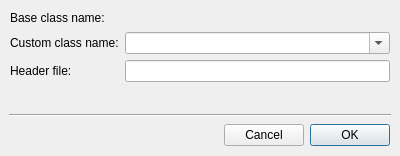
First picture: the form in tools/designer/src/lib/shared/promotetocustomwidgetdialog.ui, repository arnt/qt-history2, before the edit.
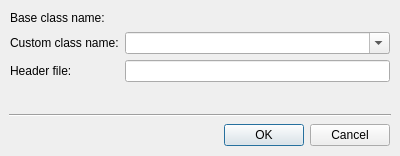
Second picture: the form after the edit.

Commit message:
p4i integration Integrate 182007 from 4.0 to main: Fixes:    cancel button at the bottom right!!! (again)
[git-p4: depot-paths = "//depot/qt/main/": change = 182008]

```diff
--- a/tools/designer/src/lib/shared/promotetocustomwidgetdialog.ui
+++ b/tools/designer/src/lib/shared/promotetocustomwidgetdialog.ui
@@ -290,24 +290,6 @@
        </property>
       </spacer>
      </item>
-     <item>
-      <widget class="QPushButton" name="m_cancel_button" >
-       <property name="objectName" >
-        <string notr="true" >m_cancel_button</string>
-       </property>
-       <property name="geometry" >
-        <rect>
-         <x>223</x>
-         <y>2</y>
-         <width>75</width>
-         <height>23</height>
-        </rect>
-       </property>
-       <property name="text" >
-        <string>Cancel</string>
-       </property>
-      </widget>
-     </item>
      <item>
       <widget class="QPushButton" name="m_ok_button" >
        <property name="objectName" >
@@ -329,6 +311,24 @@
        </property>
       </widget>
      </item>
+     <item>
+         <widget class="QPushButton" name="m_cancel_button" >
+             <property name="objectName" >
+                 <string notr="true" >m_cancel_button</string>
+             </property>
+             <property name="geometry" >
+                 <rect>
+                     <x>223</x>
+                     <y>2</y>
+                     <width>75</width>
+                     <height>23</height>
+                 </rect>
+             </property>
+             <property name="text" >
+                 <string>Cancel</string>
+             </property>
+         </widget>
+     </item>
     </layout>
    </item>
   </layout>
```
